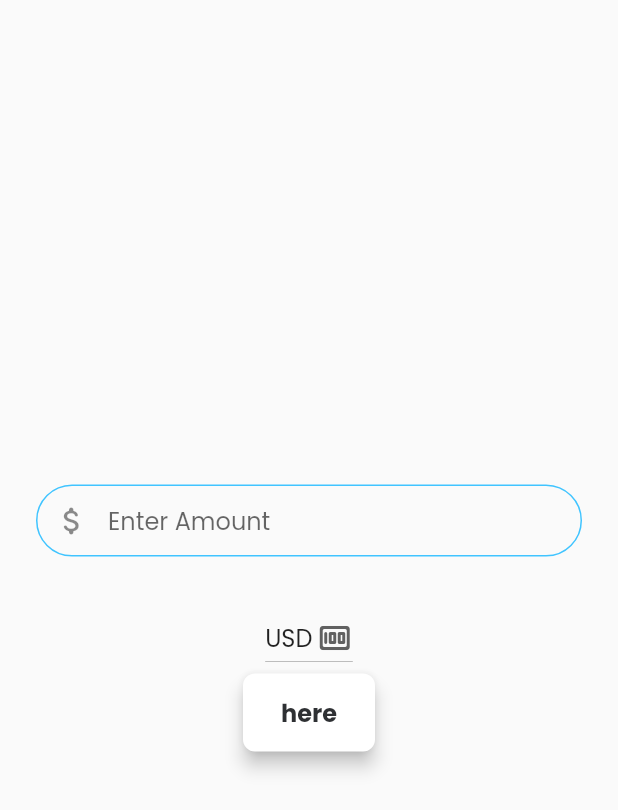
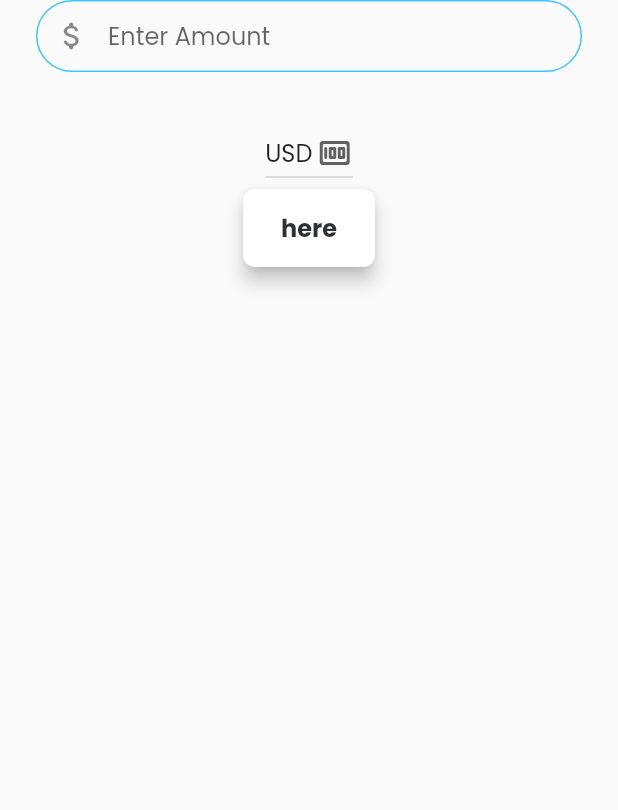
Before and after one commit to FaazAbidi/gharpay, a Flutter app: the MBForexCalculator screen opened directly, on a phone screen of 412 x 824 dp. Shown: the top 810 px of the screen. Run offline on Flutter 3.47's test engine with Material 2 defaults, Android fonts, the phone set to English and light mode, and no system bars; drawn by our look-alikes of nb_utils; our stand-ins replace country_code_picker, fl_chart, flutter_spinkit, flutter_svg, flutter_vector_icons, google_maps_flutter and 4 more; statements that could not run were skipped.

Commit message:
homescreen changes

```diff
--- a/lib/screens/MBForexCalculator.dart
+++ b/lib/screens/MBForexCalculator.dart
@@ -60,7 +60,7 @@ class _MBForexCalculatorState extends State<MBForexCalculator> {
     return Scaffold(
       body: Container(
         child: Column(
-          mainAxisAlignment: MainAxisAlignment.center,
+          mainAxisAlignment: MainAxisAlignment.start,
           children: [
             Padding(
               padding: EdgeInsets.symmetric(horizontal: 24),
--- a/lib/screens/MBHomeScreen.dart
+++ b/lib/screens/MBHomeScreen.dart
@@ -4,6 +4,7 @@ import 'package:flutter_spinkit/flutter_spinkit.dart';
 import 'package:gharpay/models/MBModel.dart';
 import 'package:gharpay/screens/MBAccountAnalyticsScreen.dart';
 import 'package:gharpay/screens/MBBudgetScreen.dart';
+import 'package:gharpay/screens/MBForexCalculator.dart';
 import 'package:gharpay/screens/MBNewCardScreen.dart';
 import 'package:gharpay/screens/MBSendMoneyScreen.dart';
 import 'package:gharpay/screens/MBSetAmountScreen.dart';
@@ -282,7 +283,10 @@ class MBHomeScreenState extends State<MBHomeScreen> {
                                     ),
                                   )
                                 ]).show();
-                          } else if (index == 2) {
+                          } else if (index == 0 && User.instance.userType == UserType.sender) {
+                            MBForexCalculator().launch(context);
+                          }
+                          else if (index == 2) {
                             MBSetAmountScreen().launch(context);
                           } else if (index == 5) {
                             MBBudgetScreen().launch(context);
```
